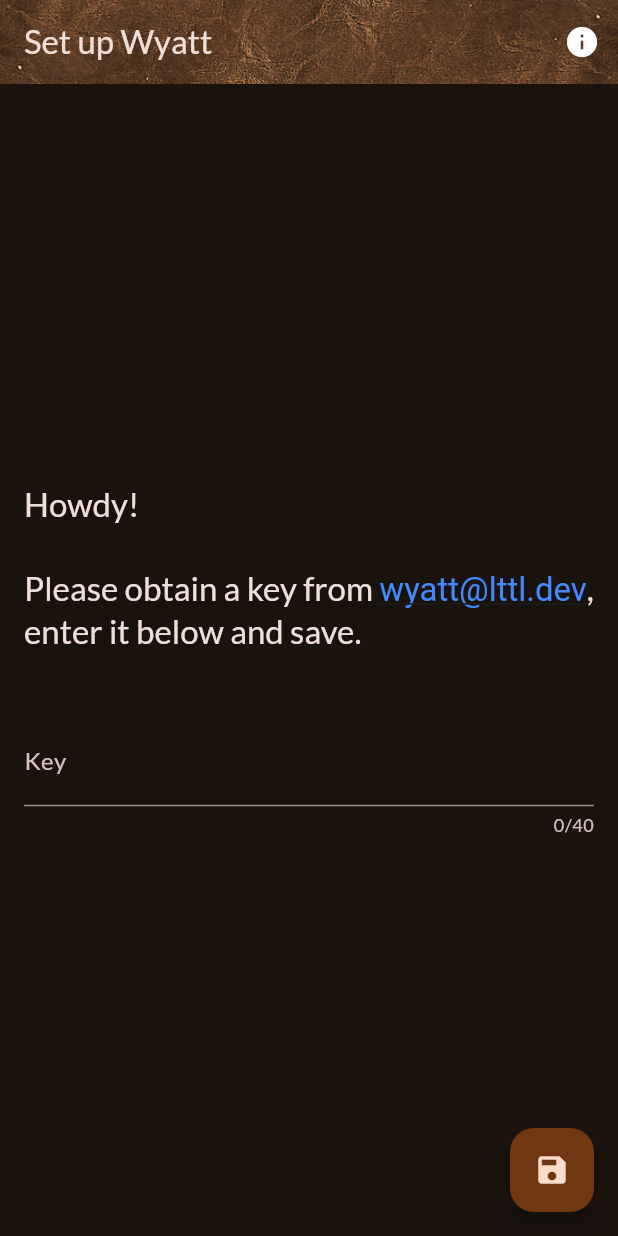
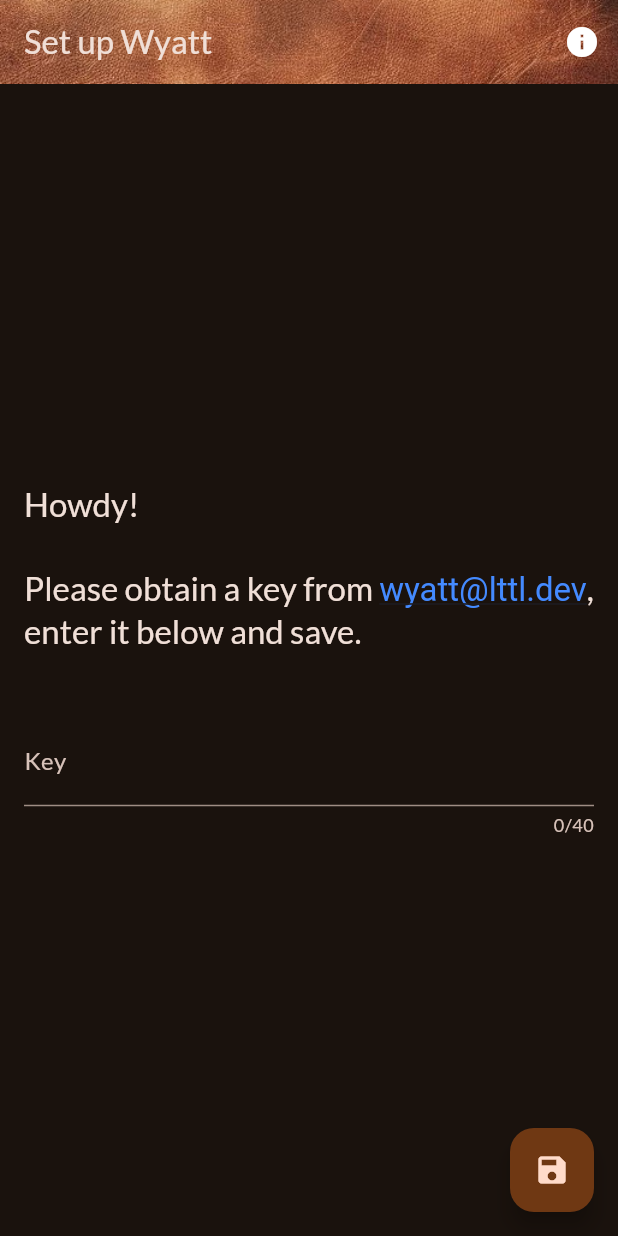
Before and after one commit to m5lk3n/wyatt, a Flutter app: the screen it shows after launch, on a phone screen of 412 x 824 dp. Run offline on Flutter 3.47's test engine with Material 3 defaults, Android fonts, the phone set to English and light mode, and no system bars; drawn by our look-alikes of flutter_linkify; our stand-ins replace google_fonts.

```diff
--- a/lib/screens/setup.dart
+++ b/lib/screens/setup.dart
@@ -67,7 +67,7 @@ class _WyattSetupScreenState extends State<WyattSetupScreen> {
         flexibleSpace: Container(
           decoration: BoxDecoration(
             image: DecorationImage(
-              image: AssetImage("assets/images/background.jpg"),
+              image: AssetImage("assets/images/appbar-bg.jpeg"),
               fit: BoxFit.cover,
             ),
           ),
--- a/pubspec.yaml
+++ b/pubspec.yaml
@@ -37,6 +37,7 @@ dependencies:
   google_fonts: ^6.2.1
   flutter_linkify: ^6.0.0
   url_launcher: ^6.3.1
+  flutter_secure_storage: ^9.2.2
 
 dev_dependencies:
   flutter_launcher_icons: ^0.13.1
@@ -68,7 +69,7 @@ flutter:
   assets:
     - assets/icon/icon.png
     - assets/images/logo.png
-    - assets/images/background.jpg
+    - assets/images/appbar-bg.jpeg
 
   # An image asset can refer to one or more resolution-specific "variants", see
   # https://flutter.dev/to/resolution-aware-images
```
Also changed, not shown: assets/images/appbar-bg.jpeg (added), assets/images/background.jpeg (deleted), assets/images/background.jpg (deleted), pubspec.lock, 1 other file.
